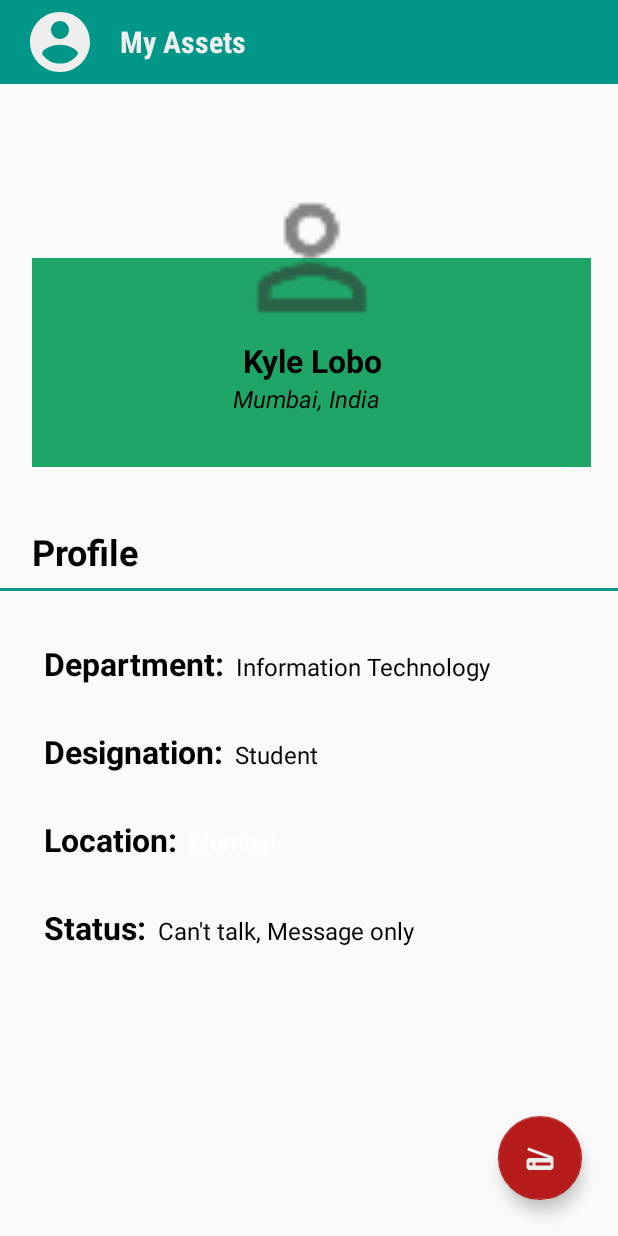
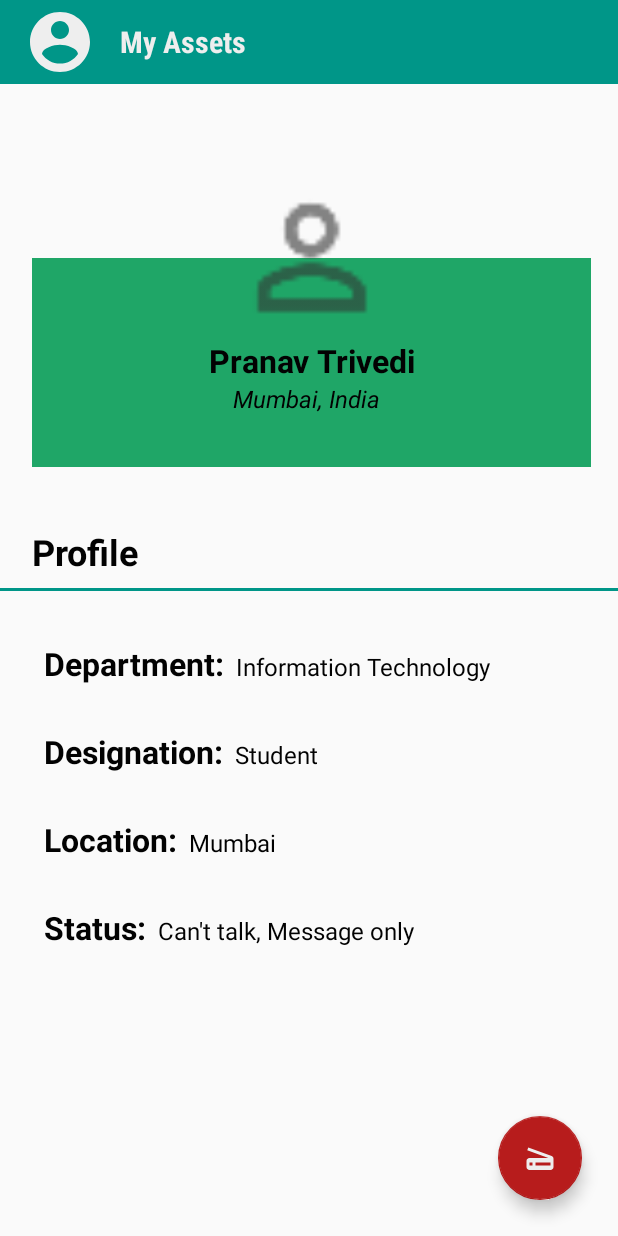
Before and after one commit to prizzv/BlockSafe, an Android app: the fragment MyProfileFragment placed in its activity, on a phone screen of 412 x 824 dp. Run offline under Robolectric (Android 15) with nearby library versions, the phone set to English and light mode, and no system bars; our stand-ins replace Volley; network calls fail; 2 statements that could not run were skipped.

Commit message:
fixed the myProfile page

```diff
--- a/app/src/main/res/layout/fragment_myprofile.xml
+++ b/app/src/main/res/layout/fragment_myprofile.xml
@@ -10,9 +10,6 @@
     android:fillViewport="true">
 
 <ScrollView
-    xmlns:android="http://schemas.android.com/apk/res/android"
-    xmlns:app="http://schemas.android.com/apk/res-auto"
-    xmlns:tools="http://schemas.android.com/tools"
     android:layout_width="match_parent"
     android:layout_height="match_parent"
     android:fillViewport="true">
@@ -66,9 +63,9 @@
             android:id="@+id/_inputName"
             android:layout_width="wrap_content"
             android:layout_height="wrap_content"
+            android:layout_marginStart="8dp"
             android:layout_marginEnd="8dp"
-            android:layout_marginStart="8dp"
-            android:text="Kyle Lobo"
+            android:text="Pranav Trivedi"
             android:textAlignment="center"
             android:textColor="@color/TextLight"
             android:textSize="21sp"
@@ -185,11 +182,10 @@
             android:layout_height="wrap_content"
             android:layout_marginStart="8dp"
             android:text="Mumbai"
-            android:textColor="@android:color/white"
+            android:textColor="@android:color/black"
             android:textSize="16sp"
             app:layout_constraintBaseline_toBaselineOf="@+id/textview_location"
-            app:layout_constraintStart_toEndOf="@+id/textview_location"
-            android:layout_marginLeft="8dp" />
+            app:layout_constraintStart_toEndOf="@+id/textview_location" />
 
         <TextView
             android:id="@+id/textview_status"
```
Also changed, not shown: app/src/main/java/com/pratz/authentifi/RetailerActivity/RetailerHomeFragment.java (+3 -5 lines), app/src/main/res/layout/activity_login.xml (+0 -15 lines).
